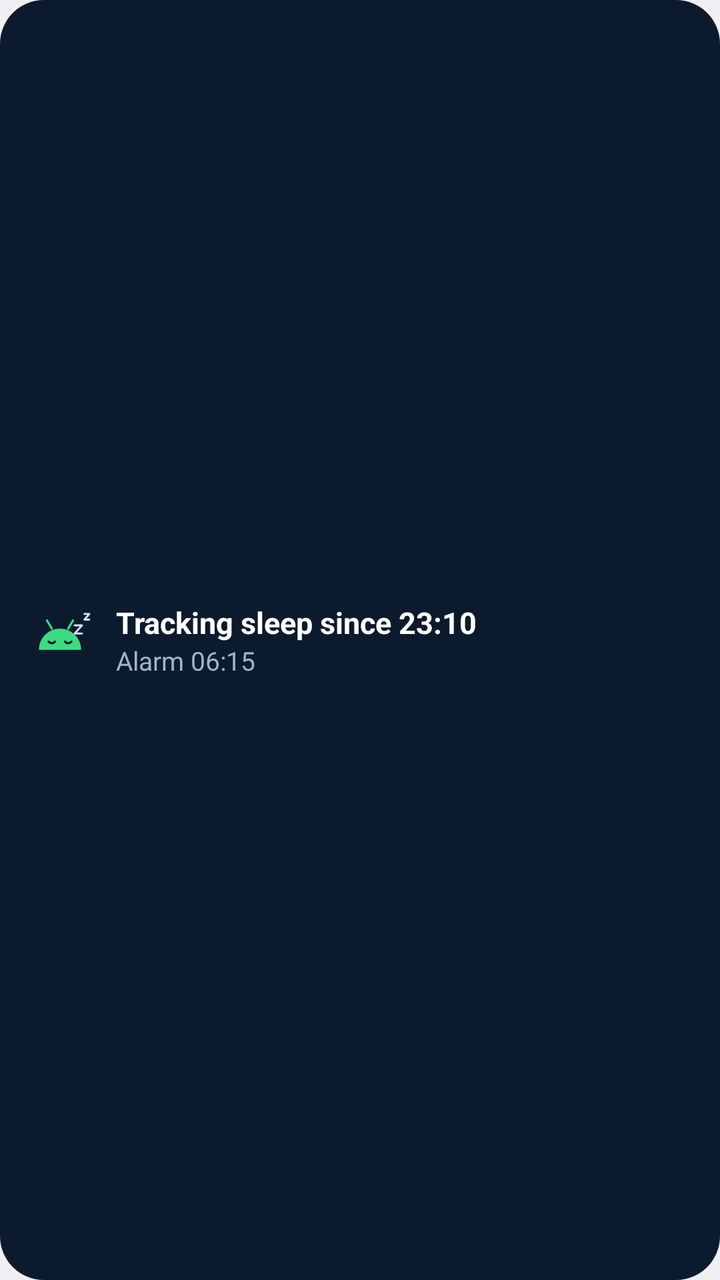
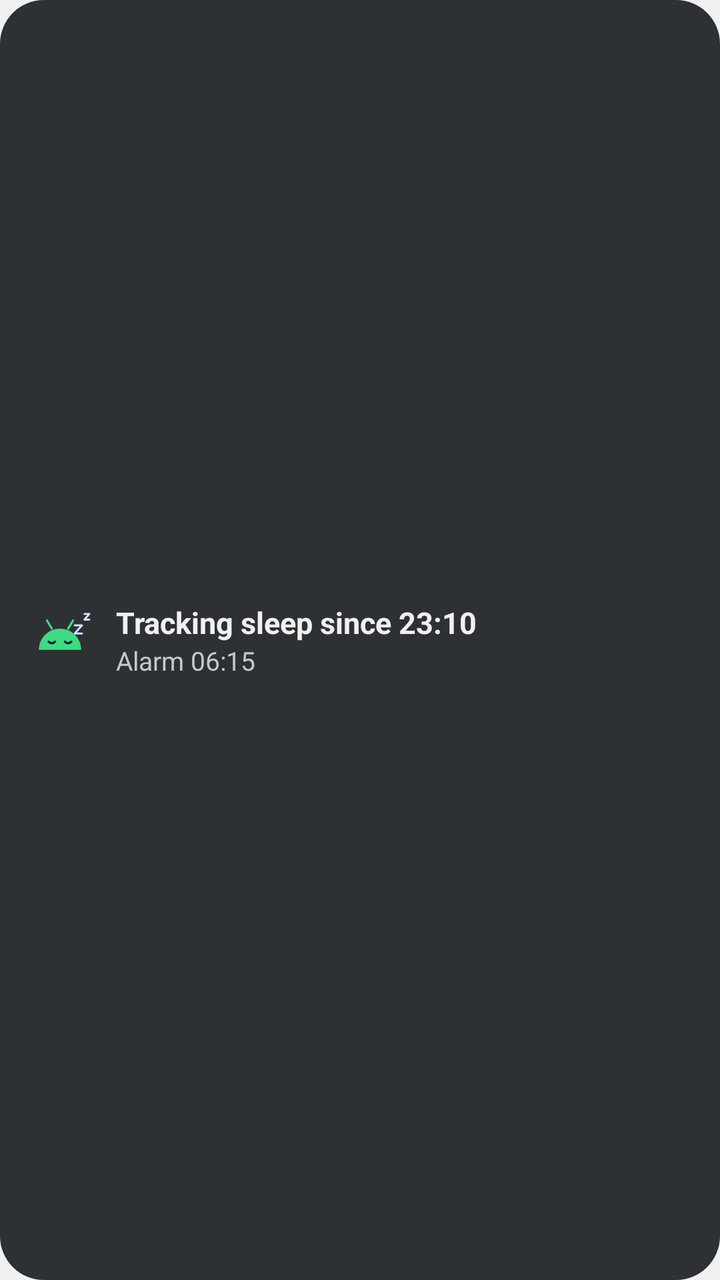

Screens rendered from an Android XML layout before and after an edit, with the pre-edit source and the edit as a unified diff.
<!-- AndroidManifest.xml: application theme AppTheme -->
<!-- res/layout/widget_preview.xml -->
<?xml version="1.0" encoding="utf-8"?>
<LinearLayout xmlns:android="http://schemas.android.com/apk/res/android"
    
    android:layout_width="match_parent"
    android:layout_height="match_parent"
    android:background="@drawable/widget_background"
    android:gravity="center_vertical"
    android:orientation="horizontal"
    android:padding="8dp">

    <ImageView
        android:layout_width="44dp"
        android:layout_height="44dp"
        android:contentDescription="@null"
        android:src="@drawable/ic_launcher_foreground" />

    <LinearLayout
        android:layout_width="0dp"
        android:layout_height="wrap_content"
        android:layout_marginStart="6dp"
        android:layout_weight="1"
        android:orientation="vertical">

        <TextView
            
            android:layout_width="match_parent"
            android:layout_height="wrap_content"
            android:maxLines="1"
            android:text="Tracking sleep since 23:10"
            android:textColor="#FFFFFF"
            android:textSize="15sp"
            android:textStyle="bold" />

        <TextView
            
            android:layout_width="match_parent"
            android:layout_height="wrap_content"
            android:maxLines="1"
            android:text="Alarm 06:15"
            android:textColor="#9FB3CC"
            android:textSize="13sp" />
    </LinearLayout>
</LinearLayout>
<!-- resources referenced by this layout -->
<resources>
  <!-- drawable ic_launcher_foreground (drawable) -->
  <?xml version="1.0" encoding="utf-8"?>
  <vector xmlns:android="http://schemas.android.com/apk/res/android"
      android:width="108dp"
      android:height="108dp"
      android:viewportWidth="108"
      android:viewportHeight="108">
      
      <path
          android:strokeColor="#3DDC84"
          android:strokeWidth="2.6"
          android:strokeLineCap="round"
          android:pathData="M44,40 L38,30 M64,40 L70,30" />
      
      <path
          android:fillColor="#3DDC84"
          android:pathData="M28,66 A26,26 0 0 1 80,66 Z" />
      
      <path
          android:strokeColor="#0C1A2D"
          android:strokeWidth="2.6"
          android:strokeLineCap="round"
          android:pathData="M40,56 Q44,60 48,56 M60,56 Q64,60 68,56" />
      
      <path
          android:strokeColor="#CFE3FF"
          android:strokeWidth="2.4"
          android:strokeLineCap="round"
          android:strokeLineJoin="round"
          android:pathData="M72,36 h9 l-9,10 h9 M84,22 h6 l-6,7 h6" />
  </vector>
  <!-- drawable widget_background (drawable) -->
  <?xml version="1.0" encoding="utf-8"?>
  <shape xmlns:android="http://schemas.android.com/apk/res/android" android:shape="rectangle">
      <solid android:color="#0C1A2D" />
      <corners android:radius="22dp" />
  </shape>
  <style name="AppTheme" parent="android:Theme.DeviceDefault.Light.NoActionBar">
          <item name="android:windowLightStatusBar">true</item>
          <item name="android:windowLightNavigationBar">true</item>
      </style>
</resources>

<!-- the commit's change to res/layout/widget_preview.xml (unified diff, before → after) -->
@@ -22,22 +22,20 @@
         android:orientation="vertical">
 
         <TextView
-            
             android:layout_width="match_parent"
             android:layout_height="wrap_content"
             android:maxLines="1"
             android:text="Tracking sleep since 23:10"
-            android:textColor="#FFFFFF"
+            android:textColor="@color/widget_text"
             android:textSize="15sp"
             android:textStyle="bold" />
 
         <TextView
-            
             android:layout_width="match_parent"
             android:layout_height="wrap_content"
             android:maxLines="1"
             android:text="Alarm 06:15"
-            android:textColor="#9FB3CC"
+            android:textColor="@color/widget_subtitle"
             android:textSize="13sp" />
     </LinearLayout>
 </LinearLayout>
<!-- resource entries referenced after the edit -->
@@ -1,5 +1,7 @@
 <!-- resources referenced by this layout -->
 <resources>
+  <color name="widget_subtitle">#9EA7B0</color>
+  <color name="widget_text">#FFFFFF</color>
   <!-- drawable ic_launcher_foreground (drawable) -->
   <?xml version="1.0" encoding="utf-8"?>
   <vector xmlns:android="http://schemas.android.com/apk/res/android"
@@ -34,12 +36,53 @@
   <!-- drawable widget_background (drawable) -->
   <?xml version="1.0" encoding="utf-8"?>
   <shape xmlns:android="http://schemas.android.com/apk/res/android" android:shape="rectangle">
-      <solid android:color="#0C1A2D" />
+      <solid android:color="@color/widget_background" />
       <corners android:radius="22dp" />
   </shape>
   <style name="AppTheme" parent="android:Theme.DeviceDefault.Light.NoActionBar">
           <item name="android:windowLightStatusBar">true</item>
           <item name="android:windowLightNavigationBar">true</item>
+          <item name="android:buttonStyle">@style/Widget.App.Button</item>
       </style>
+  <color name="widget_background">#1A1F24</color>
+  <style name="Widget.App.Button" parent="android:Widget.DeviceDefault.Button">
+          <item name="android:background">@drawable/btn_rounded</item>
+          <item name="android:minHeight">48dp</item>
+          <item name="android:paddingStart">20dp</item>
+          <item name="android:paddingEnd">20dp</item>
+          <item name="android:paddingTop">10dp</item>
+          <item name="android:paddingBottom">10dp</item>
+          <item name="android:fontFamily">sans-serif-medium</item>
+          <item name="android:textSize">14sp</item>
+          <item name="android:textAllCaps">false</item>
+      </style>
+  <!-- drawable btn_rounded (drawable) -->
+  <?xml version="1.0" encoding="utf-8"?>
+  <ripple xmlns:android="http://schemas.android.com/apk/res/android"
+      android:color="?android:attr/colorControlHighlight">
+      <item android:id="@android:id/mask">
+          <shape android:shape="rectangle">
+              <corners android:radius="100dp" />
+              <solid android:color="@android:color/white" />
+          </shape>
+      </item>
+      <item>
+          <selector>
+              <item android:state_enabled="false">
+                  <shape android:shape="rectangle">
+                      <corners android:radius="100dp" />
+                      <solid android:color="@color/btn_disabled_background" />
+                  </shape>
+              </item>
+              <item>
+                  <shape android:shape="rectangle">
+                      <corners android:radius="100dp" />
+                      <solid android:color="?android:attr/colorButtonNormal" />
+                  </shape>
+              </item>
+          </selector>
+      </item>
+  </ripple>
+  <color name="btn_disabled_background">#1F000000</color>
 </resources>
 
